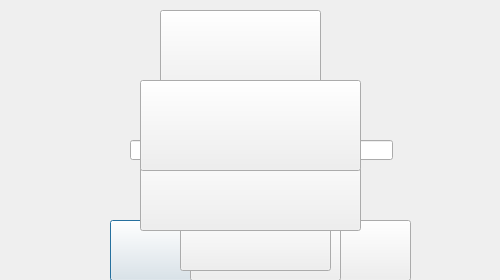
Before: the Qt Designer form AttackUniversity/menu.ui in juan154850/Juego-info-2-Attack-University-, drawn with Qt 5.
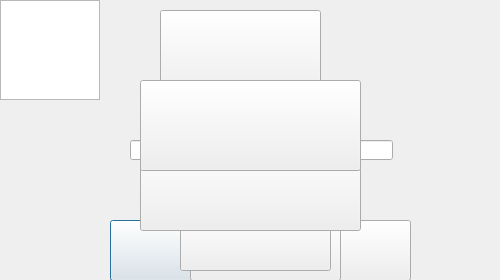
After: the same form once the commit is applied. Icons and pictures are not drawn.

The edit to the form file:
```diff
--- a/AttackUniversity/menu.ui
+++ b/AttackUniversity/menu.ui
@@ -151,6 +151,26 @@
     <string/>
    </property>
   </widget>
+  <widget class="QGraphicsView" name="graphicsView">
+   <property name="geometry">
+    <rect>
+     <x>0</x>
+     <y>0</y>
+     <width>100</width>
+     <height>100</height>
+    </rect>
+   </property>
+  </widget>
+  <zorder>graphicsView</zorder>
+  <zorder>iniciar</zorder>
+  <zorder>registro</zorder>
+  <zorder>uss</zorder>
+  <zorder>pass</zorder>
+  <zorder>iniciar_2</zorder>
+  <zorder>registro_2</zorder>
+  <zorder>cargarPartida</zorder>
+  <zorder>multijugador</zorder>
+  <zorder>nuevaPartida</zorder>
  </widget>
  <resources/>
  <connections/>
```
Left out of the diff: 18 changed lines with no effect on the pictures.
